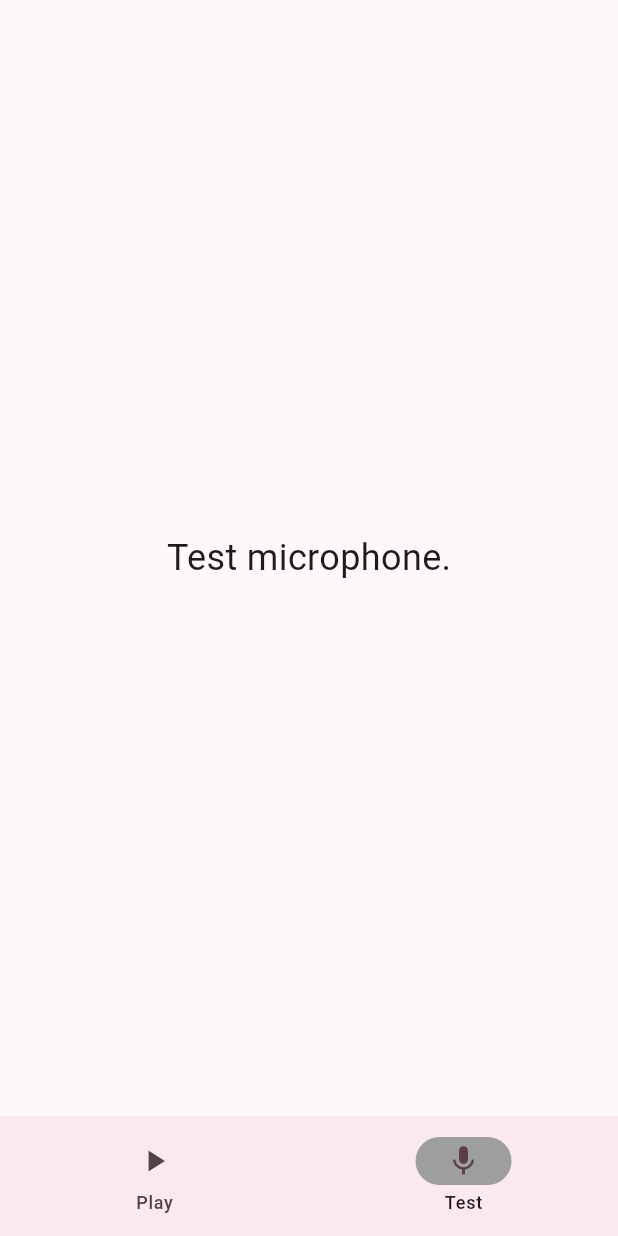
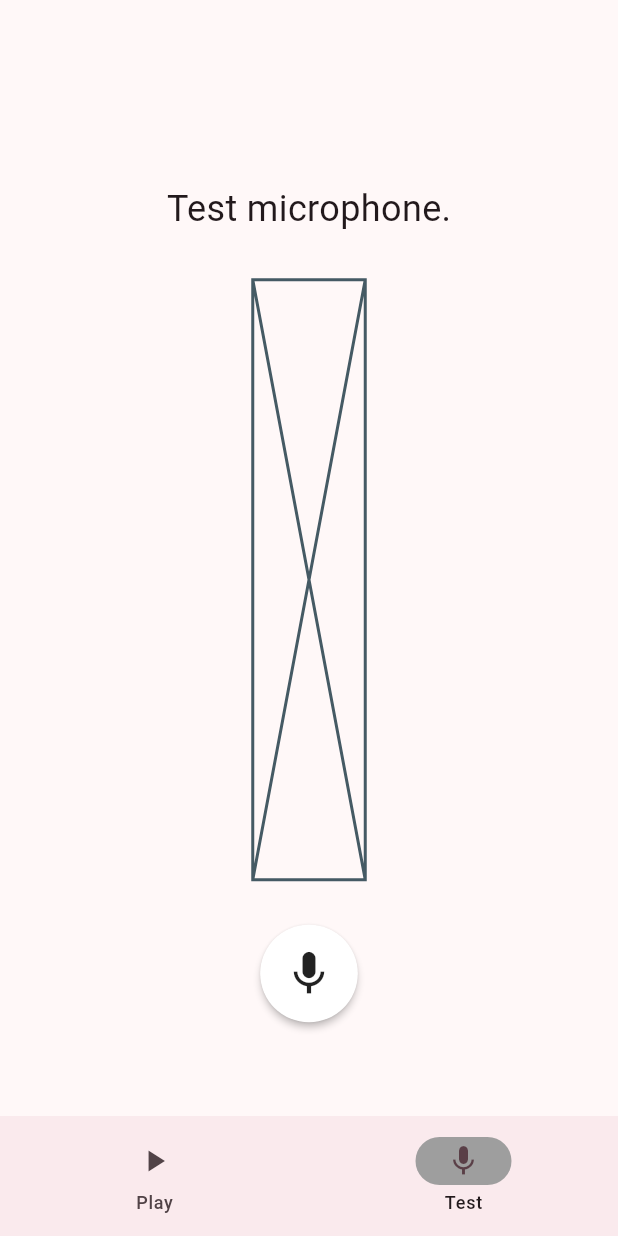
Before and after one commit to tuck3rb/Big-Mics, a Flutter app: the screen it shows after launch, item 2 of the bottom bar chosen, on a phone screen of 412 x 824 dp. Run offline on Flutter 3.47's test engine with Material 3 defaults, Android fonts, the phone set to English and light mode, and no system bars.

Commit message:
Skeleton for mic page

```diff
--- a/big_mics_playtime/lib/main.dart
+++ b/big_mics_playtime/lib/main.dart
@@ -29,6 +29,10 @@ class MyHomePage extends StatefulWidget {
 
 class _MyHomePageState extends State<MyHomePage> {
   int currentPageIndex = 0;
+
+  void _testMicrophone() { // Will need to update
+    print('Microphone Testing button pressed.');
+  }
 
   @override
   Widget build(BuildContext context) {
@@ -64,10 +68,34 @@ class _MyHomePageState extends State<MyHomePage> {
           ),
         ),
         // Mic Test page
-        const Center(
-          child: Text(
-            'Test microphone.',
-            style: TextStyle(fontSize: 24),
+        Center(
+          child: Column(
+            mainAxisAlignment: MainAxisAlignment.center,
+            children: [
+              const SizedBox(height: 60),
+              const Text(
+                'Test microphone.',
+                style: TextStyle(fontSize: 24),
+              ),
+              const SizedBox(height: 30), // Functions as a spacer
+              Container(
+                width: 75,
+                height: 400,
+                child: Placeholder(), // Mic test bar
+              ),
+              const SizedBox(height: 30), // Functions as a spacer
+              RawMaterialButton(
+                onPressed: _testMicrophone,
+                elevation: 2.0,
+                fillColor: Colors.white,
+                child: Icon(
+                  Icons.mic,
+                  size: 35.0,
+                ),
+                padding: const EdgeInsets.all(15.0),
+                shape: const CircleBorder(),
+              ),
+            ],
           ),
         ),
     ][currentPageIndex],
```
